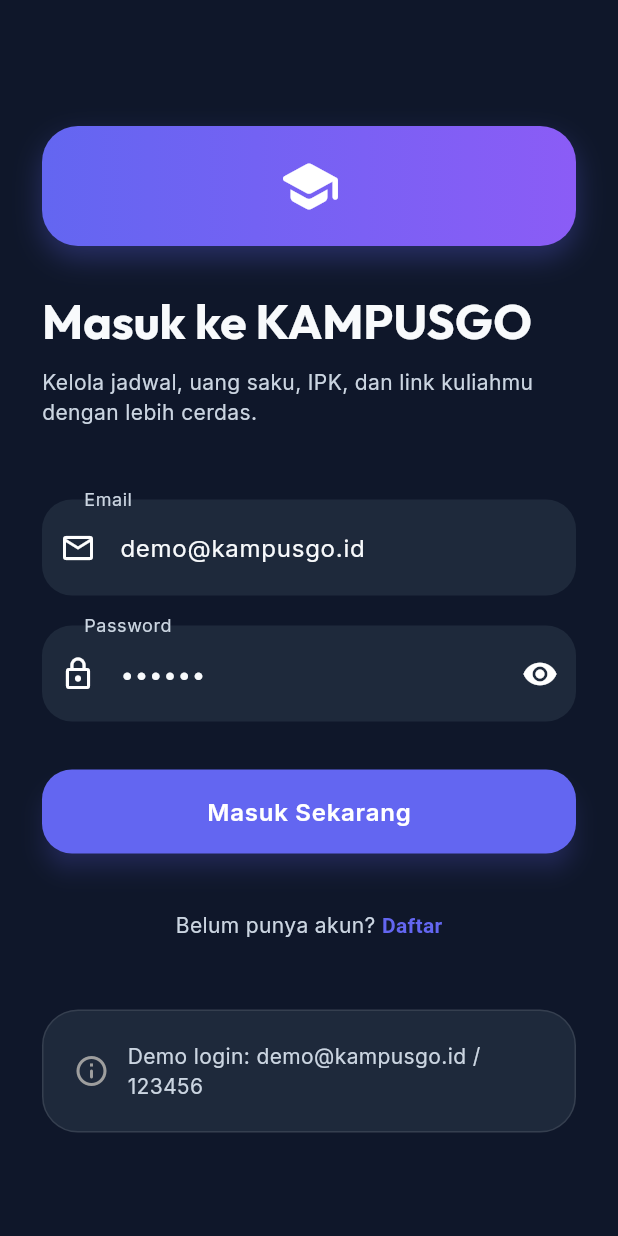
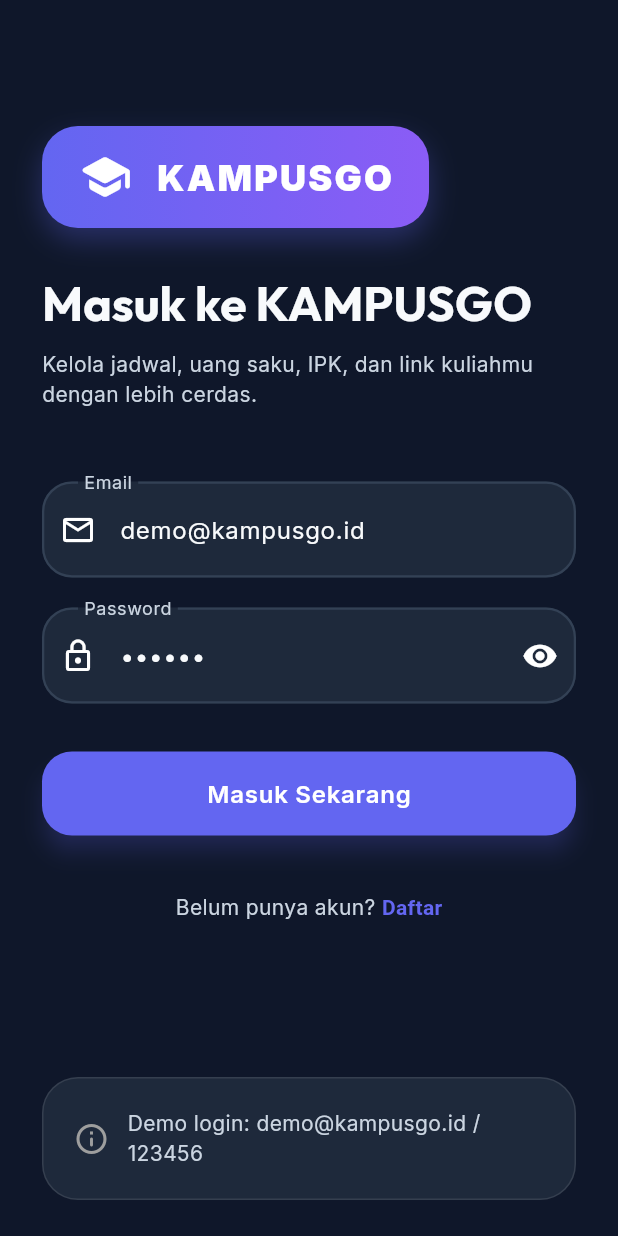
Before and after one commit to faiqurrohman/kampusgo_runner, a Flutter app: the screen it shows after launch, on a phone screen of 412 x 824 dp. Run offline on Flutter 3.47's test engine with Material 3 defaults, Android fonts, the phone set to English and light mode, and no system bars; our stand-ins replace google_fonts.

Commit message:
perbaikan pd halaman logo

```diff
--- a/lib/screens/login_screen.dart
+++ b/lib/screens/login_screen.dart
@@ -11,18 +11,38 @@ class _LoginScreenState extends State<LoginScreen> {
   bool hide = true;
   @override
   Widget build(BuildContext context) => Scaffold(
+    bottomNavigationBar: SafeArea(
+      child: Padding(
+        padding: const EdgeInsets.fromLTRB(28, 16, 28, 24),
+        child: Container(
+          padding: const EdgeInsets.all(20),
+          decoration: BoxDecoration(color: Theme.of(context).colorScheme.surface, border: Border.all(color: Theme.of(context).dividerColor.withOpacity(0.1)), borderRadius: BorderRadius.circular(24)),
+          child: Row(children: [
+            const Icon(Icons.info_outline_rounded, color: Colors.grey), const SizedBox(width: 12),
+            Expanded(child: Text('Demo login: demo@kampusgo.id / 123456', style: Theme.of(context).textTheme.bodyMedium)),
+          ])
+        ),
+      ),
+    ),
     body: SafeArea(child: ListView(padding: const EdgeInsets.symmetric(horizontal: 28, vertical: 24), children: [
       const SizedBox(height: 60),
-      Container(
-        width: 80, height: 80,
+      Align(
         alignment: Alignment.centerLeft,
         child: Container(
+          padding: const EdgeInsets.symmetric(horizontal: 24, vertical: 16),
           decoration: BoxDecoration(
             gradient: const LinearGradient(colors: [AppTheme.primary, AppTheme.secondary]),
             borderRadius: BorderRadius.circular(24),
             boxShadow: [BoxShadow(color: AppTheme.primary.withOpacity(0.3), blurRadius: 16, offset: const Offset(0, 8))],
           ),
-          child: const Center(child: Icon(Icons.school_rounded, color: Colors.white, size: 42)),
+          child: Row(
+            mainAxisSize: MainAxisSize.min,
+            children: [
+              const Icon(Icons.school_rounded, color: Colors.white, size: 36),
+              const SizedBox(width: 16),
+              const Text('KAMPUSGO', style: TextStyle(color: Colors.white, fontSize: 24, fontWeight: FontWeight.w900, letterSpacing: 1.5)),
+            ],
+          ),
         ),
       ),
       const SizedBox(height: 32),
@@ -45,11 +65,6 @@ class _LoginScreenState extends State<LoginScreen> {
           TextSpan(text: 'Daftar', style: TextStyle(color: Theme.of(context).colorScheme.primary, fontWeight: FontWeight.bold))
         ])),
       ),
-      const SizedBox(height: 32),
-      Container(padding: const EdgeInsets.all(20), decoration: BoxDecoration(color: Theme.of(context).colorScheme.surface, border: Border.all(color: Theme.of(context).dividerColor.withOpacity(0.1)), borderRadius: BorderRadius.circular(24)), child: Row(children: [
-        const Icon(Icons.info_outline_rounded, color: Colors.grey), const SizedBox(width: 12),
-        Expanded(child: Text('Demo login: demo@kampusgo.id / 123456', style: Theme.of(context).textTheme.bodyMedium)),
-      ])),
     ])),
   );
 }
--- a/lib/utils/app_theme.dart
+++ b/lib/utils/app_theme.dart
@@ -74,11 +74,11 @@ class AppTheme {
         ),
         enabledBorder: OutlineInputBorder(
           borderRadius: BorderRadius.circular(20),
-          borderSide: const BorderSide(color: Color(0xFFE2E8F0), width: 1),
+          borderSide: const BorderSide(color: Color(0xFFCBD5E1), width: 1.5),
         ),
         focusedBorder: OutlineInputBorder(
           borderRadius: BorderRadius.circular(20),
-          borderSide: const BorderSide(color: primary, width: 2),
+          borderSide: const BorderSide(color: accent, width: 2),
         ),
         contentPadding: const EdgeInsets.symmetric(horizontal: 24, vertical: 20),
       ),
@@ -167,11 +167,11 @@ class AppTheme {
         ),
         enabledBorder: OutlineInputBorder(
           borderRadius: BorderRadius.circular(20),
-          borderSide: BorderSide.none,
+          borderSide: const BorderSide(color: Color(0xFF334155), width: 1.5),
         ),
         focusedBorder: OutlineInputBorder(
           borderRadius: BorderRadius.circular(20),
-          borderSide: const BorderSide(color: primary, width: 2),
+          borderSide: const BorderSide(color: accent, width: 2),
         ),
         contentPadding: const EdgeInsets.symmetric(horizontal: 24, vertical: 20),
       ),
```
